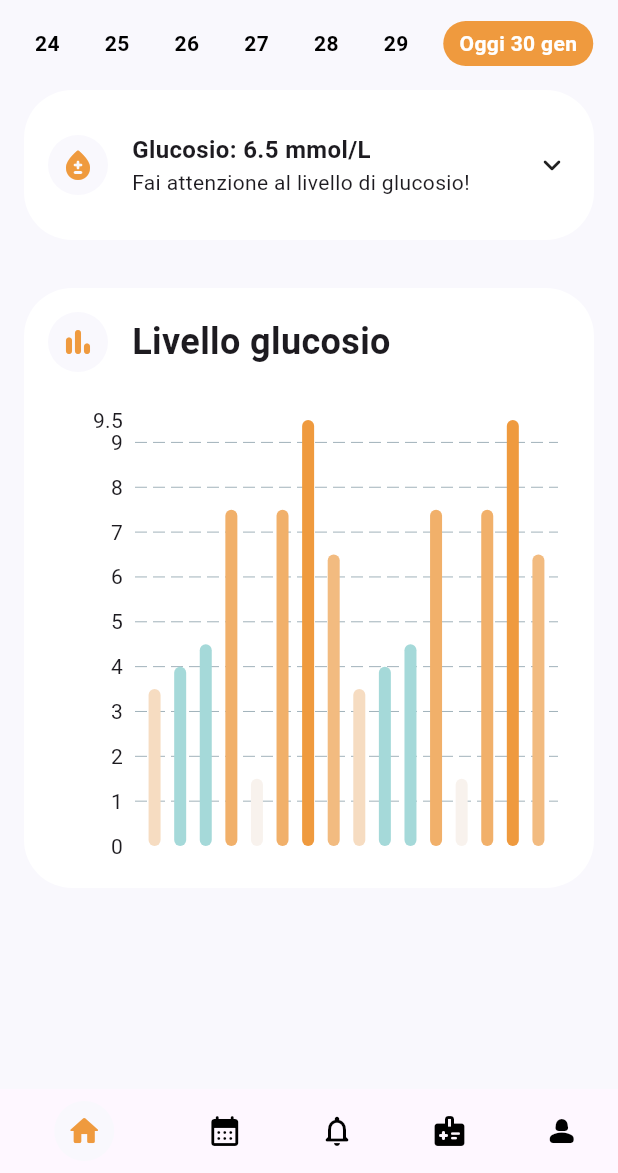
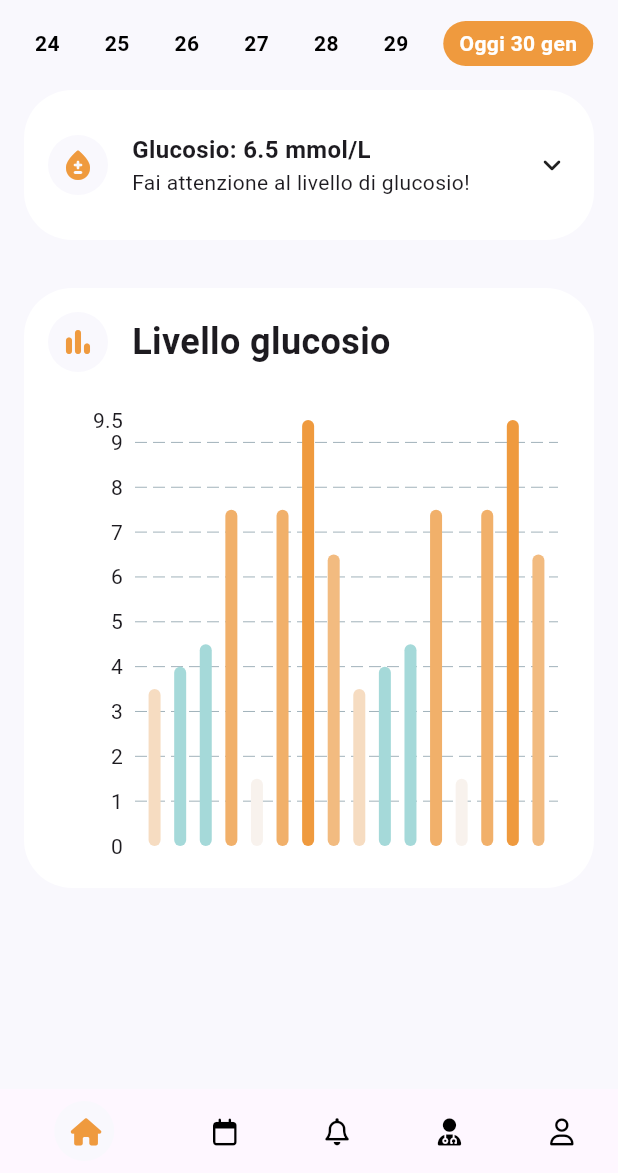
Before and after one commit to C01-GlucoseGuardian/mobileApp, a Flutter app: the screen it shows after launch, on a phone screen of 412 x 824 dp, the part 63-1236 px from its top. Run offline on Flutter 3.47's test engine with Material 2 defaults, Android fonts, the phone set to English and light mode, and no system bars; drawn by our look-alikes of fl_chart; our stand-ins replace email_validator, flutter_otp_text_field, flutter_slidable, flutter_svg, font_awesome_flutter; missing offline and left inert: passwordfield.

Commit message:
Update bottomAppBar icons and add dottore profile

```diff
--- a/lib/screens/paziente_home.dart
+++ b/lib/screens/paziente_home.dart
@@ -1,6 +1,7 @@
 import 'package:flutter/material.dart';
 import 'package:flutter/services.dart';
 import 'package:flutter_svg/svg.dart';
+import 'package:font_awesome_flutter/font_awesome_flutter.dart';
 import 'package:glucose_guardian/_mock_data.dart';
 import 'package:glucose_guardian/components/day_selector.dart';
 import 'package:glucose_guardian/components/glucose_chart.dart';
@@ -10,6 +11,7 @@ import 'package:glucose_guardian/constants/general.dart';
 import 'package:glucose_guardian/models/measurement.dart';
 import 'package:glucose_guardian/models/user.dart';
 import 'package:glucose_guardian/screens/paziente_agenda.dart';
+import 'package:glucose_guardian/screens/paziente_doctor_screen.dart';
 import 'package:glucose_guardian/screens/paziente_notifiche.dart';
 import 'package:provider/provider.dart';
 
@@ -53,31 +55,31 @@ class PazienteHome extends StatelessWidget {
                 context,
                 0,
                 'home',
-                Icons.home_rounded,
+                FontAwesomeIcons.house,
               ),
               _createBottomNavigationBarItem(
                 context,
                 1,
                 'agenda',
-                Icons.calendar_month_rounded,
+                FontAwesomeIcons.calendar,
               ),
               _createBottomNavigationBarItem(
                 context,
                 2,
                 'notifiche',
-                Icons.notifications_none_rounded,
+                FontAwesomeIcons.bell,
               ),
               _createBottomNavigationBarItem(
                 context,
                 3,
                 'dottore',
-                Icons.medical_information_rounded, // TODO: icon
+                FontAwesomeIcons.userDoctor,
               ),
               _createBottomNavigationBarItem(
                 context,
                 4,
                 'profilo',
-                Icons.person_2_rounded,
+                FontAwesomeIcons.user,
               ),
             ],
           ),
@@ -98,7 +100,9 @@ class PazienteHome extends StatelessWidget {
                 );
               case 'dottore':
                 return MaterialPageRoute(
-                  builder: (_) => const Text("Dottore"),
+                  builder: (_) => PazienteDoctorScreen(
+                    doctor: kMockDoctor,
+                  ),
                 );
               case 'profilo':
                 return MaterialPageRoute(
@@ -130,7 +134,10 @@ class PazienteHome extends StatelessWidget {
           padding: currentIndex == index
               ? const EdgeInsets.all(8.0)
               : EdgeInsets.zero,
-          child: Icon(icon),
+          child: Icon(
+            icon,
+            size: 18,
+          ),
         ),
       ),
       label: label,
```
